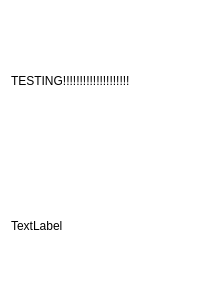
Old version of the form src/cinemacard.ui in the repository dimkashelk/SimpleKinopoiskQt.
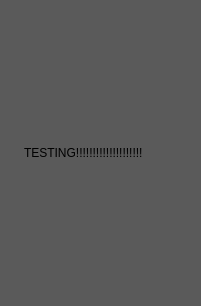
New version of the form.

Diff of the .ui file:
```diff
--- a/src/cinemacard.ui
+++ b/src/cinemacard.ui
@@ -14,8 +14,15 @@
    <string>Frame</string>
   </property>
   <property name="styleSheet">
-   <string notr="true">background-color: rgb(255, 255, 255);
-border: 0;</string>
+   <string notr="true">QFrame {
+	border-radius: 25px;
+    padding: 5px;
+	background-color: rgb(90, 90, 90);
+}
+
+QFrame:hover {
+	background-color: rgb(110, 110, 110);
+}</string>
   </property>
   <layout class="QVBoxLayout" name="verticalLayout">
    <item>
@@ -25,13 +32,6 @@
      </property>
     </widget>
    </item>
-   <item>
-    <widget class="QLabel" name="title">
-     <property name="text">
-      <string>TextLabel</string>
-     </property>
-    </widget>
-   </item>
   </layout>
  </widget>
  <resources/>
```
